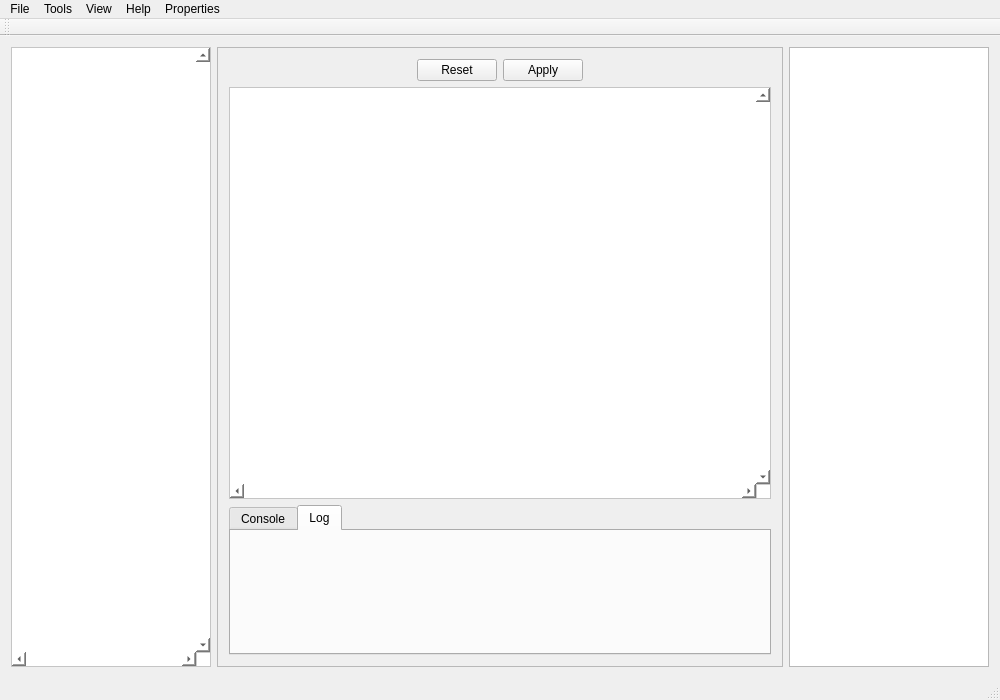
Qt form src_gui/mainwindow.ui (tadasamantri/anise_gui) before a commit.
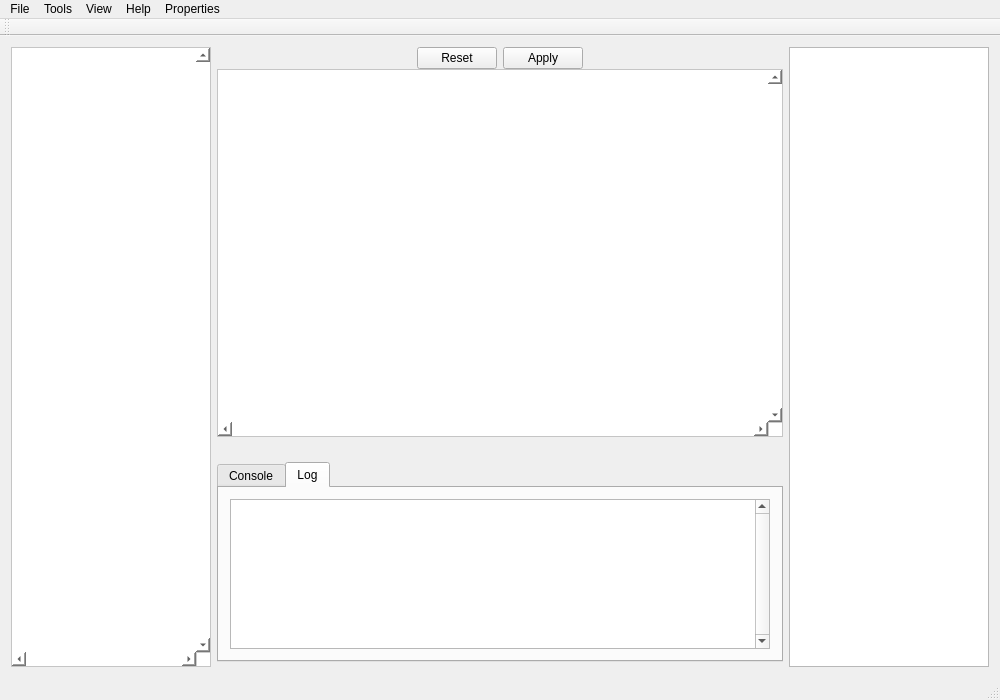
The same form after that commit. The open tabs and pages were chosen to show the change.

Commit message: redirected qDebug() to textarea in tab 'log'

Diff of the .ui file:
```diff
--- a/src_gui/mainwindow.ui
+++ b/src_gui/mainwindow.ui
@@ -65,12 +65,30 @@
     <item>
      <widget class="QFrame" name="frame_2">
       <property name="frameShape">
-       <enum>QFrame::StyledPanel</enum>
+       <enum>QFrame::NoFrame</enum>
       </property>
       <property name="frameShadow">
        <enum>QFrame::Raised</enum>
       </property>
+      <property name="lineWidth">
+       <number>3</number>
+      </property>
       <layout class="QVBoxLayout" name="verticalLayout">
+       <property name="spacing">
+        <number>0</number>
+       </property>
+       <property name="leftMargin">
+        <number>0</number>
+       </property>
+       <property name="topMargin">
+        <number>0</number>
+       </property>
+       <property name="rightMargin">
+        <number>0</number>
+       </property>
+       <property name="bottomMargin">
+        <number>30</number>
+       </property>
        <item>
         <widget class="QDialogButtonBox" name="buttonBox">
          <property name="standardButtons">
@@ -118,8 +136,8 @@
            <rect>
             <x>0</x>
             <y>0</y>
-            <width>534</width>
-            <height>402</height>
+            <width>555</width>
+            <height>350</height>
            </rect>
           </property>
          </widget>
@@ -136,7 +154,7 @@
          <property name="minimumSize">
           <size>
            <width>0</width>
-           <height>150</height>
+           <height>200</height>
           </size>
          </property>
          <property name="maximumSize">
@@ -190,6 +208,15 @@
           <attribute name="title">
            <string>Log</string>
           </attribute>
+          <layout class="QVBoxLayout" name="verticalLayout_3">
+           <item>
+            <widget class="QTextBrowser" name="qDebug_out">
+             <property name="verticalScrollBarPolicy">
+              <enum>Qt::ScrollBarAlwaysOn</enum>
+             </property>
+            </widget>
+           </item>
+          </layout>
          </widget>
         </widget>
        </item>
```
Left out of the diff: 15 changed lines with no effect on the pictures. The commit also changes 4 other files.
